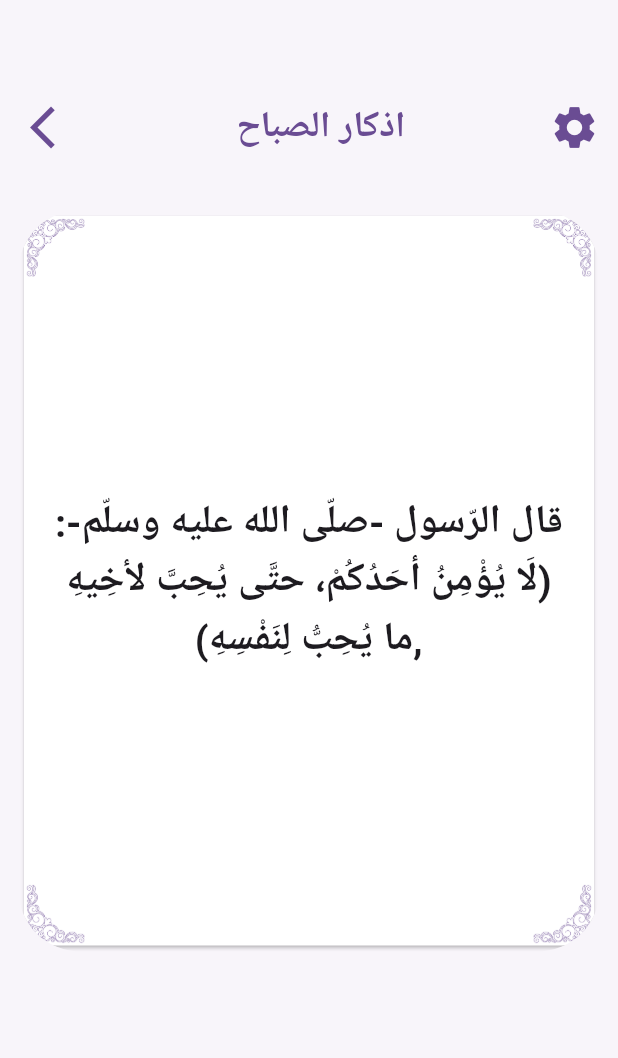
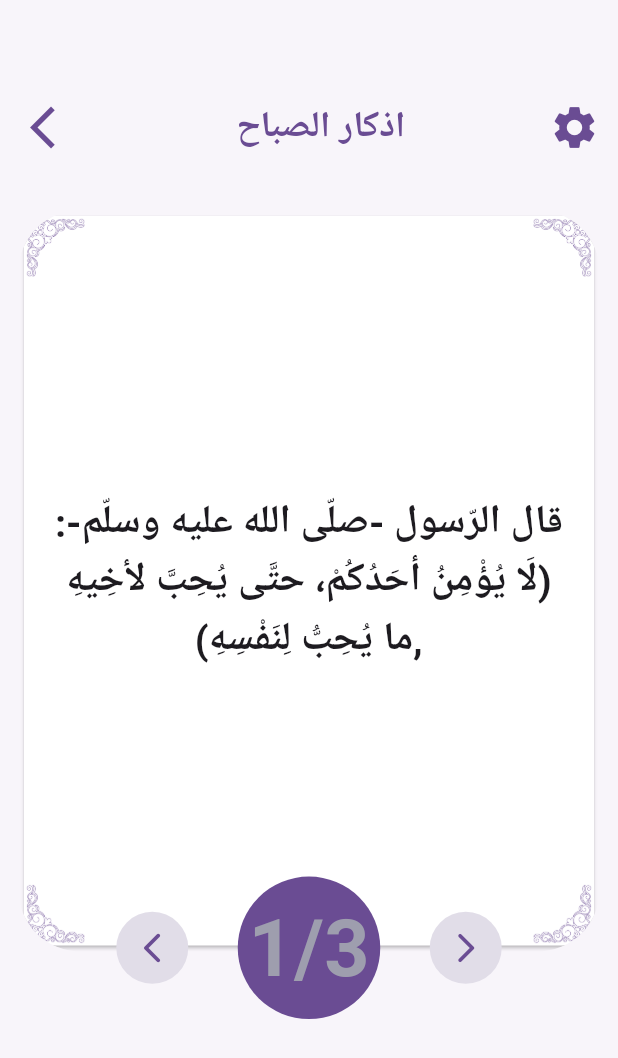
Before and after one commit to MohamedFayad33/muslim_supplications, a Flutter app: the DetailsView screen opened directly, on a phone screen of 412 x 824 dp. Shown: the top 1058 px of the screen. Run offline on Flutter 3.47's test engine with Material 3 defaults, Android fonts, the phone set to English and light mode, and no system bars; our stand-ins replace google_fonts; Roboto replaces fonts that are missing (Amiri).

Commit message:
create count azkar widget

```diff
--- a/lib/modules/layout/presentaion/pages/home/widgets/body_details_view.dart
+++ b/lib/modules/layout/presentaion/pages/home/widgets/body_details_view.dart
@@ -1,5 +1,8 @@
 import 'package:flutter/material.dart';
+import 'package:muslim_supplications/core/resources/color_manager.dart';
+import 'package:muslim_supplications/core/resources/styles_manager.dart';
 import 'package:muslim_supplications/modules/layout/presentaion/pages/home/widgets/azkar_card.dart';
+import 'package:muslim_supplications/modules/layout/presentaion/pages/home/widgets/count_azkar_widget.dart';
 
 class BodyDetailsView extends StatelessWidget {
   const BodyDetailsView({super.key});
@@ -10,9 +13,17 @@ class BodyDetailsView extends StatelessWidget {
 
     return SizedBox(
       height: height * 0.60,
-      child: AzkarCard(
-        title:
-            'قال الرّسول -صلّى الله عليه وسلّم-: (لَا يُؤْمِنُ أحَدُكُمْ، حتَّى يُحِبَّ لأخِيهِ ما يُحِبُّ لِنَفْسِهِ),',
+      child: Stack(
+        clipBehavior: Clip.none,
+        alignment: AlignmentDirectional.bottomCenter,
+        children: [
+          AzkarCard(
+            title:
+                'قال الرّسول -صلّى الله عليه وسلّم-: (لَا يُؤْمِنُ أحَدُكُمْ، حتَّى يُحِبَّ لأخِيهِ ما يُحِبُّ لِنَفْسِهِ),',
+          ),
+
+          Positioned(bottom: -45, child: CountAzkarWidget(countNum: 3)),
+        ],
       ),
     );
   }
--- /dev/null
+++ b/lib/modules/layout/presentaion/pages/home/widgets/count_azkar_widget.dart
@@ -0,0 +1,66 @@
+import 'package:flutter/material.dart';
+import 'package:muslim_supplications/core/resources/color_manager.dart';
+import 'package:muslim_supplications/core/resources/styles_manager.dart';
+
+class CountAzkarWidget extends StatefulWidget {
+  const CountAzkarWidget({super.key, required this.countNum});
+  final int countNum;
+
+  @override
+  State<CountAzkarWidget> createState() => _CountAzkarWidgetState();
+}
+
+class _CountAzkarWidgetState extends State<CountAzkarWidget> {
+  int start = 1;
+  @override
+  Widget build(BuildContext context) {
+    return Row(
+      children: [
+        Container(
+          decoration: ShapeDecoration(
+            shape: OvalBorder(),
+            color: ColorManager.inactive,
+          ),
+          child: IconButton(
+            onPressed: () {},
+            icon: Icon(Icons.arrow_back_ios_new_rounded),
+          ),
+        ),
+        const SizedBox(width: 30),
+        GestureDetector(
+          onTap: () {
+            widget.countNum > start ? start++ : null;
+            setState(() {});
+          },
+          child: Container(
+            alignment: Alignment.center,
+            decoration: BoxDecoration(
+              shape: BoxShape.circle,
+              color: ColorManager.backgroundBar,
+            ),
+            child: Padding(
+              padding: const EdgeInsets.all(10.0),
+              child: Text(
+                '$start/${widget.countNum}',
+                style: StylesManager.counterNum(
+                  context,
+                ).copyWith(color: ColorManager.secText),
+              ),
+            ),
+          ),
+        ),
+        const SizedBox(width: 30),
+        Container(
+          decoration: ShapeDecoration(
+            shape: OvalBorder(),
+            color: ColorManager.inactive,
+          ),
+          child: IconButton(
+            onPressed: () {},
+            icon: Icon(Icons.arrow_forward_ios_rounded),
+          ),
+        ),
+      ],
+    );
+  }
+}
--- a/pubspec.yaml
+++ b/pubspec.yaml
@@ -63,6 +63,8 @@ flutter:
   assets:
     - assets/icons/
     - assets/images/
+    - assets/data/
+
 
   #   - images/a_dot_ham.jpeg
 
```
